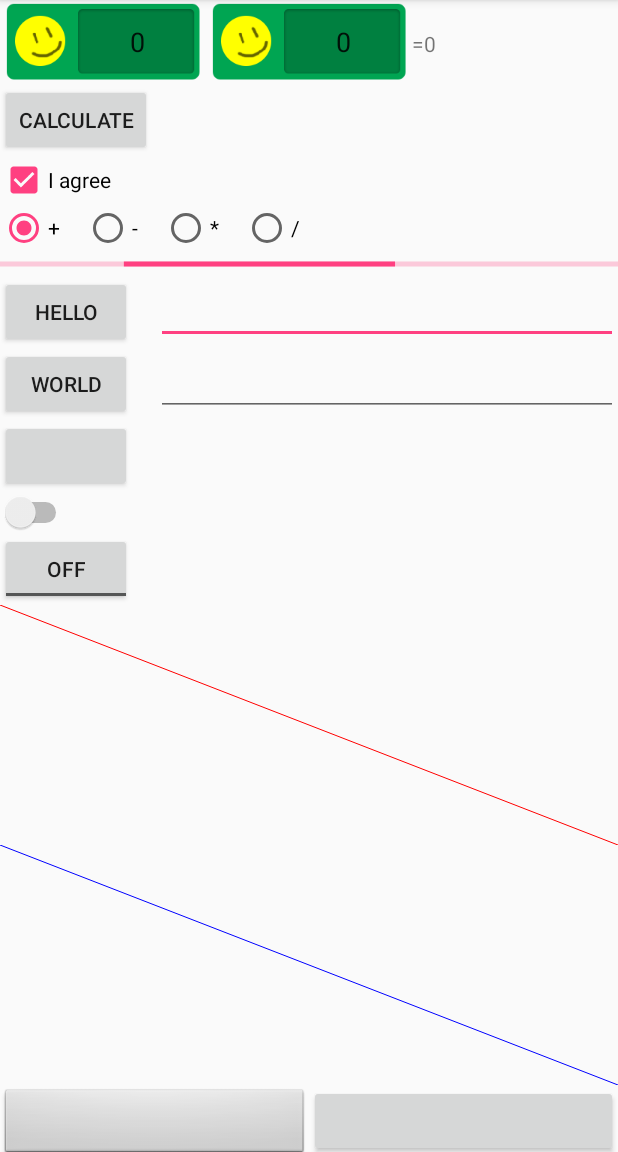
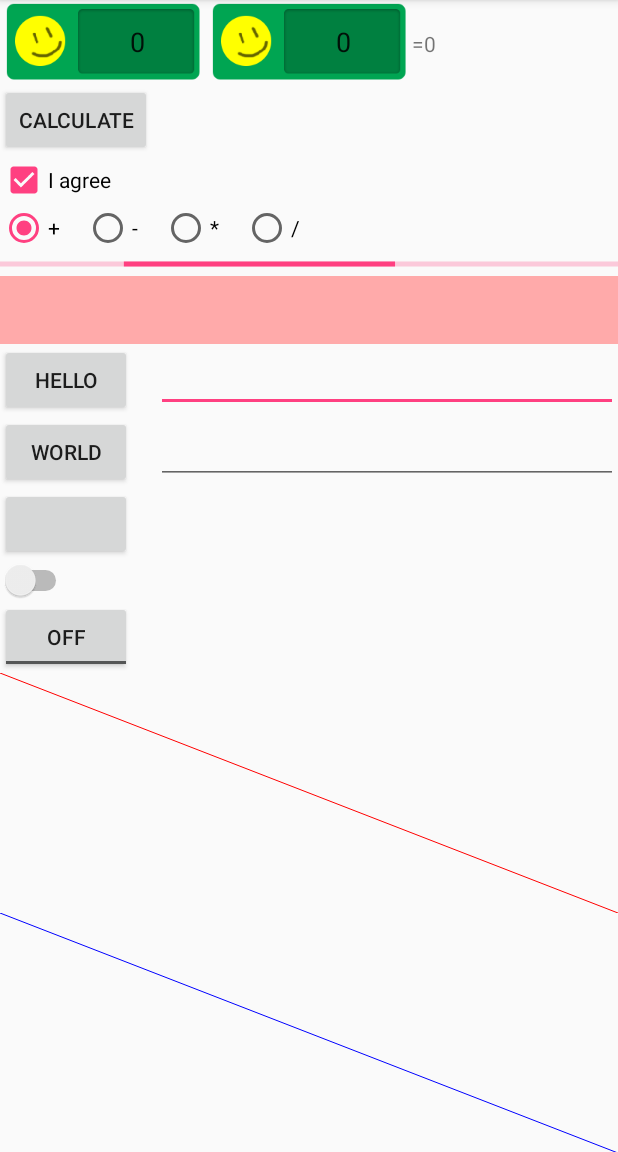
Before and after one commit to jennyjnn/testProject, an Android app: the screen it shows after launch (MainActivity), on a phone screen of 412 x 824 dp, the part 84-1236 px from its top. Run offline under Robolectric (Android 15) with nearby library versions, the phone set to English and light mode, and no system bars; plain views replace AdjustableImageButton, FancyButton.

```diff
--- a/practice1/app/src/main/res/layout/activity_main.xml
+++ b/practice1/app/src/main/res/layout/activity_main.xml
@@ -132,6 +132,8 @@
                 android:indeterminate="true"
                 android:progress="30" />
 
+            <include layout="@layout/sample_bar" />
+
             <com.example.jenny.practice1.CustomViewGroup
                 android:layout_width="match_parent"
                 android:layout_height="wrap_content"
--- /dev/null
+++ b/practice1/app/src/main/res/layout/sample_bar.xml
@@ -0,0 +1,9 @@
+<?xml version="1.0" encoding="utf-8"?>
+
+
+<View xmlns:android="http://schemas.android.com/apk/res/android"
+    xmlns:tools="http://schemas.android.com/tools"
+    android:layout_width="match_parent"
+    android:layout_height="45dp"
+    android:background="#ffaaaa"
+    tools:showIn="@layout/activity_main" />
```
